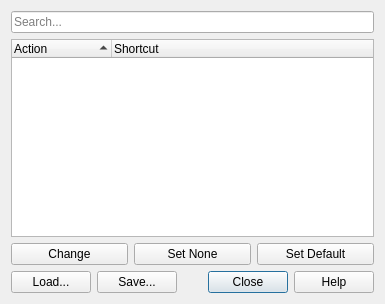
Before: the Qt Designer form src/ui/qgsconfigureshortcutsdialog.ui in qgis/QGIS, drawn with Qt 5.
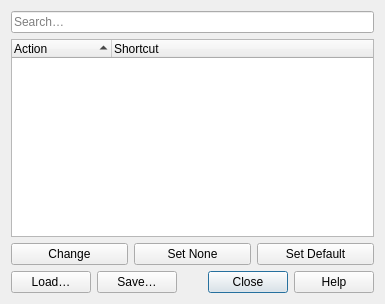
After: the same form once the commit is applied. Custom widgets are drawn as their Qt base class.

```diff
--- a/src/ui/qgsconfigureshortcutsdialog.ui
+++ b/src/ui/qgsconfigureshortcutsdialog.ui
@@ -17,7 +17,7 @@
    <item>
     <widget class="QgsFilterLineEdit" name="mLeFilter">
      <property name="placeholderText">
-      <string>Search...</string>
+      <string>Search…</string>
      </property>
     </widget>
    </item>
@@ -89,7 +89,7 @@
      <item>
       <widget class="QPushButton" name="btnLoadShortcuts">
        <property name="text">
-        <string>Load...</string>
+        <string>Load…</string>
        </property>
        <property name="autoDefault">
         <bool>false</bool>
@@ -99,7 +99,7 @@
      <item>
       <widget class="QPushButton" name="btnSaveShortcuts">
        <property name="text">
-        <string>Save...</string>
+        <string>Save…</string>
        </property>
        <property name="autoDefault">
         <bool>false</bool>
```
